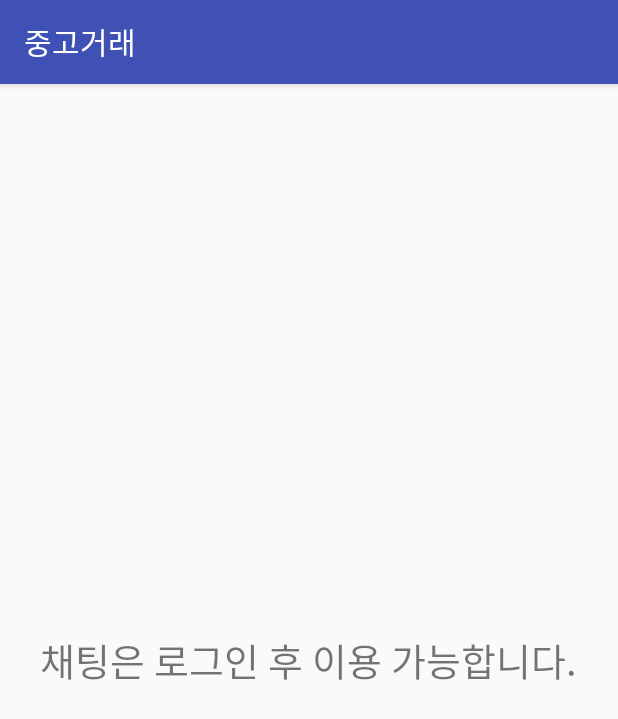
After one commit to Choiyou/TabHost, an Android app: the ChatFailActivity screen opened directly, with no data from a screen before it, on a phone screen of 412 x 824 dp. The commit adds this screen. Shown: the top 719 px of the screen. Run offline under Robolectric (Android 15) with nearby library versions, the light colour scheme and no system bars.

Commit message:
chat 예외처리

```diff
--- a/app/src/main/AndroidManifest.xml
+++ b/app/src/main/AndroidManifest.xml
@@ -63,7 +63,9 @@
             </intent-filter>
         </activity>
         <activity android:name=".ChatMain" />
-        <activity android:name=".Chat.MessageActivity"></activity>
+        <activity android:name=".Chat.MessageActivity"/>
+        <activity android:name=".ChatFailActivity"></activity>
+
     </application>
 
 
--- /dev/null
+++ b/app/src/main/java/com/example/os150/tabhost/ChatFailActivity.java
@@ -0,0 +1,13 @@
+package com.example.os150.tabhost;
+
+import android.support.v7.app.AppCompatActivity;
+import android.os.Bundle;
+
+public class ChatFailActivity extends AppCompatActivity {
+
+    @Override
+    protected void onCreate(Bundle savedInstanceState) {
+        super.onCreate(savedInstanceState);
+        setContentView(R.layout.activity_chat_fail);
+    }
+}
--- /dev/null
+++ b/app/src/main/res/layout/activity_chat_fail.xml
@@ -0,0 +1,17 @@
+<?xml version="1.0" encoding="utf-8"?>
+<RelativeLayout xmlns:android="http://schemas.android.com/apk/res/android"
+    xmlns:app="http://schemas.android.com/apk/res-auto"
+    xmlns:tools="http://schemas.android.com/tools"
+    android:layout_width="match_parent"
+    android:layout_height="match_parent"
+    android:orientation="vertical"
+    tools:context=".ChatFailActivity">
+
+    <TextView
+        android:layout_width="wrap_content"
+        android:layout_height="wrap_content"
+        android:layout_centerInParent="true"
+        android:text="채팅은 로그인 후 이용 가능합니다."
+        android:textSize="25dp" />
+
+</RelativeLayout>
--- a/app/src/main/res/values/strings.xml
+++ b/app/src/main/res/values/strings.xml
@@ -11,7 +11,6 @@
     <string name="dismiss_label">취소</string>
 
     <string name="clear_all_label">Clear all</string>
-
 
 
     <string-array name="Product_item">
```
Also changed, not shown: app/src/main/java/com/example/os150/tabhost/MainActivity.java (+9 -3 lines), app/build.gradle (line endings or trailing spaces), app/src/main/java/com/example/os150/tabhost/PurchaseActivity.java (line endings or trailing spaces), app/src/main/java/com/example/os150/tabhost/SaleActivity.java (line endings or trailing spaces).
